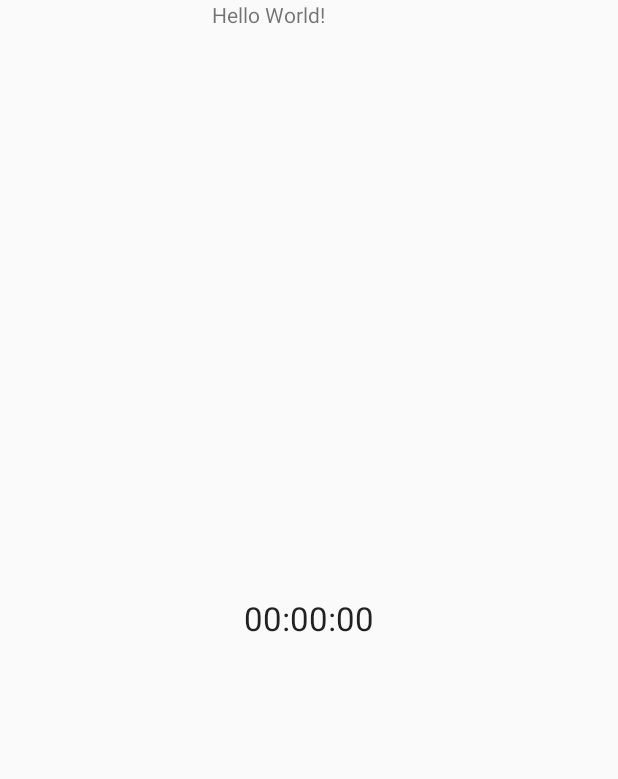
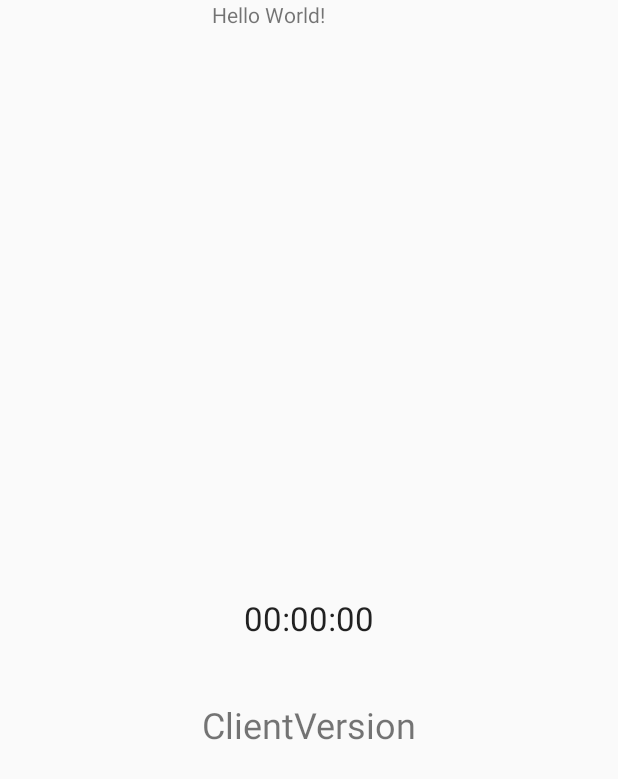
Before and after one commit to taozeng/GithubWorkflow, an Android app: the layout activity_main.xml on its own in the app's theme, with its tools: preview values and no code run, on a phone screen of 412 x 824 dp. Shown: the top 779 px of the screen. Run offline under Robolectric (Android 15) with nearby library versions, the phone set to English and light mode, and no system bars.

Commit message:
show client version on screen

```diff
--- a/app/src/main/java/com/example/hellojnicallback/MainActivity.java
+++ b/app/src/main/java/com/example/hellojnicallback/MainActivity.java
@@ -18,6 +18,7 @@ package com.example.hellojnicallback;
 import androidx.annotation.Keep;
 import androidx.appcompat.app.AppCompatActivity;
 import android.os.Bundle;
+import android.view.View;
 import android.widget.TextView;
 
 public class MainActivity extends AppCompatActivity {
@@ -26,11 +27,15 @@ public class MainActivity extends AppCompatActivity {
     int minute = 0;
     int second = 0;
     TextView tickView;
+    TextView versionView;
+
     @Override
     protected void onCreate(Bundle savedInstanceState) {
         super.onCreate(savedInstanceState);
         setContentView(R.layout.activity_main);
         tickView = (TextView) findViewById(R.id.tickView);
+        versionView = (TextView) findViewById(R.id.textVersion);
+        versionView.setText(BuildConfig.CLIENT_VERSION);
     }
     @Override
     public void onResume() {
--- a/app/src/main/res/layout/activity_main.xml
+++ b/app/src/main/res/layout/activity_main.xml
@@ -30,8 +30,6 @@
         android:text="00:00:00"
         android:layout_width="wrap_content"
         android:layout_height="wrap_content"
-        tools:layout_editor_absoluteX="124dp"
-        tools:layout_editor_absoluteY="222dp"
         android:id="@+id/tickView"
         android:textAppearance="@android:style/TextAppearance.Material.Large"
         app:layout_constraintLeft_toLeftOf="@+id/activity_hello_jnicallback"
@@ -43,5 +41,17 @@
         app:layout_constraintBottom_toBottomOf="@+id/activity_hello_jnicallback"
         tools:layout_constraintBottom_creator="0" />
 
+    <TextView
+        android:id="@+id/textVersion"
+        android:layout_width="wrap_content"
+        android:layout_height="wrap_content"
+        android:layout_margin="40dp"
+        android:layout_marginTop="56dp"
+        android:text="ClientVersion"
+        android:textSize="24sp"
+        app:layout_constraintEnd_toEndOf="parent"
+        app:layout_constraintStart_toStartOf="parent"
+        app:layout_constraintTop_toBottomOf="@id/tickView" />
+
 
 </androidx.constraintlayout.widget.ConstraintLayout>
```
